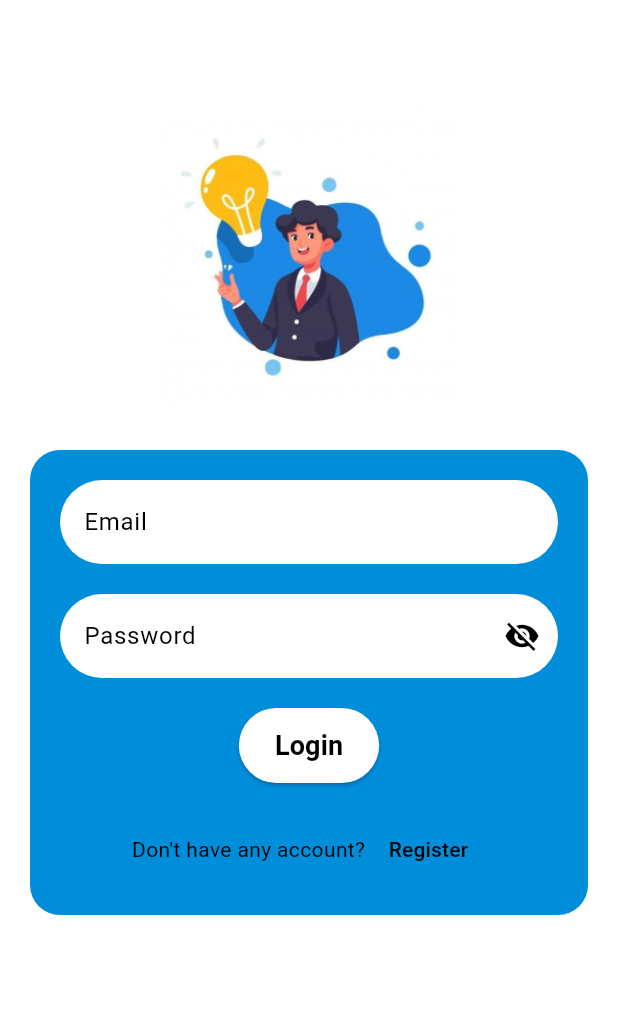
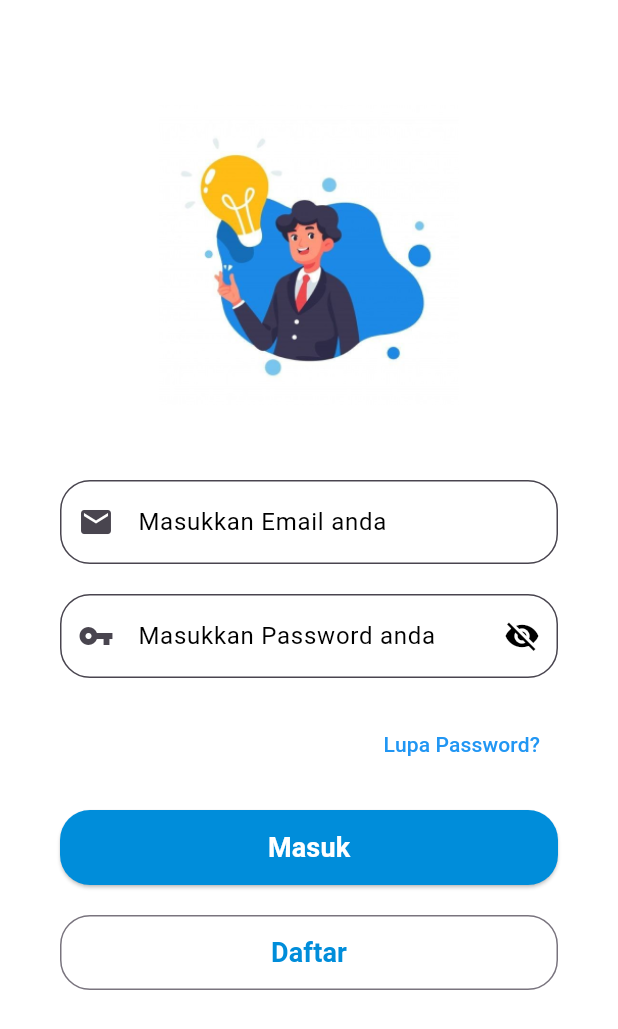
Before and after one commit to ArsalRR/aplikasi_belajar_bahasa_sunda, a Flutter app: the screen it shows after launch, on a phone screen of 412 x 824 dp. Shown: the top 1029 px of the screen. Run offline on Flutter 3.47's test engine with Material 3 defaults, Android fonts, the light colour scheme and no system bars; our stand-ins replace cloud_firestore, firebase_auth, firebase_core, flutter_custom_clippers, flutter_svg, get and 1 more; accounts and stored records are empty.

Commit message:
update login

```diff
--- a/lib/app/modules/login/views/login_view.dart
+++ b/lib/app/modules/login/views/login_view.dart
@@ -14,7 +14,6 @@ class LoginView extends GetView<LoginController> {
           children: [
             SizedBox(height: 50),
             Center(
-
               child: Image.asset(
                 'assets/img/std.png',
                 height: 200,
@@ -24,7 +23,7 @@ class LoginView extends GetView<LoginController> {
             Container(
               padding: EdgeInsets.all(20),
               decoration: BoxDecoration(
-                color:  Color(0xff008DDA),
+                color: Colors.white,
                 borderRadius: BorderRadius.circular(20),
               ),
               child: Column(
@@ -32,13 +31,13 @@ class LoginView extends GetView<LoginController> {
                   TextField(
                     controller: controller.emailController,
                     decoration: InputDecoration(
+                      prefixIcon: Icon(Icons.email),
                       filled: true,
                       fillColor: Colors.white,
                       border: OutlineInputBorder(
-                        borderRadius: BorderRadius.circular(32.0),
-                        borderSide: BorderSide.none,
+                        borderRadius: BorderRadius.circular(20),
                       ),
-                      labelText: 'Email',
+                      labelText: 'Masukkan Email anda',
                       labelStyle: TextStyle(color: Colors.black),
                     ),
                   ),
@@ -47,14 +46,13 @@ class LoginView extends GetView<LoginController> {
                     obscureText: controller.isPasswordHidden.value,
                     controller: controller.passwordController,
                     decoration: InputDecoration(
-
+                      prefixIcon: Icon(Icons.vpn_key),
                       filled: true,
                       fillColor: Colors.white,
                       border: OutlineInputBorder(
-                        borderRadius: BorderRadius.circular(32.0),
-                        borderSide: BorderSide.none,
+                        borderRadius: BorderRadius.circular(20),
                       ),
-                      labelText: 'Password',
+                      labelText: 'Masukkan Password anda',
                       labelStyle: TextStyle(color: Colors.black),
                       suffixIcon: IconButton(
                         icon: Icon(
@@ -71,22 +69,36 @@ class LoginView extends GetView<LoginController> {
                     ),
                   )),
                   SizedBox(height: 20),
+                  Align(
+                    alignment: Alignment.centerRight,
+                    child: TextButton(
+                      onPressed: () {
+
+                      },
+                      child: Text(
+                        'Lupa Password?',
+                        style: TextStyle(color: Colors.blue),
+                      ),
+                    ),
+                  ),
+                  SizedBox(height: 20),
                   Container(
                     height: 50,
+                    width: double.infinity,
                     child: ElevatedButton(
                       style: ElevatedButton.styleFrom(
-                        primary: Colors.white,
-                        onPrimary: Colors.black,
+                        primary: Color(0xff008DDA),
                         shape: RoundedRectangleBorder(
-                          borderRadius: BorderRadius.circular(32.0),
+                          borderRadius: BorderRadius.circular(20),
                         ),
                       ),
                       child: Text(
-                        'Login',
-                        style: TextStyle(fontSize: 18, color: Colors.black,
-                        fontWeight: FontWeight.bold,
+                        'Masuk',
+                        style: TextStyle(
+                          fontSize: 18,
+                          color: Colors.white,
+                          fontWeight: FontWeight.bold,
                         ),
-
                       ),
                       onPressed: () {
                         if (controller.emailController.text.isEmpty) {
@@ -113,23 +125,28 @@ class LoginView extends GetView<LoginController> {
                     ),
                   ),
                   SizedBox(height: 20),
-                  Row(
-                    mainAxisAlignment: MainAxisAlignment.center,
-                    children: [
-                      Text(
-                        'Don\'t have any account? ',
-                        style: TextStyle(color: Colors.black),
+                  Container(
+                    height: 50,
+                    width: double.infinity,
+                    child: OutlinedButton(
+                      style: OutlinedButton.styleFrom(
+                        primary: Color(0xff008DDA),
+                        shape: RoundedRectangleBorder(
+                          borderRadius: BorderRadius.circular(20),
+                        ),
                       ),
-                      TextButton(
-                        child: Text(
-                          'Register',
-                          style: TextStyle(color: Colors.black),
+                      child: Text(
+                        'Daftar',
+                        style: TextStyle(
+                          fontSize: 18,
+                          color: Color(0xff008DDA),
+                          fontWeight: FontWeight.bold,
                         ),
-                        onPressed: () {
-                          Get.toNamed(Routes.REGISTER);
-                        },
-                      )
-                    ],
+                      ),
+                      onPressed: () {
+                        Get.toNamed(Routes.REGISTER);
+                      },
+                    ),
                   ),
                 ],
               ),
```
